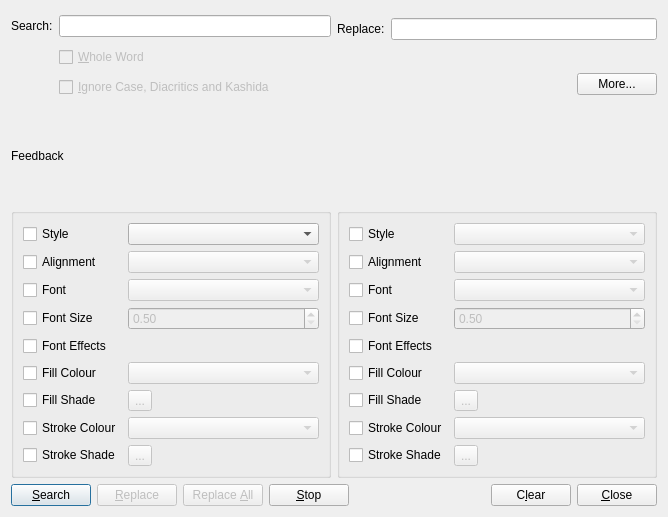
The window that scribus/ui/searchbase.ui (scribusproject/scribus) describes before a commit, drawn with Qt 5.
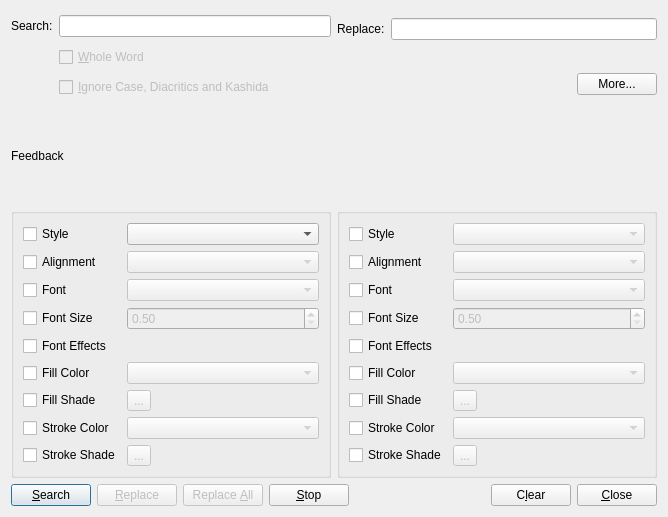
The same window after the commit. Custom widgets are drawn as their Qt base class.

Commit message: Fix US base language colo(u)r text

```diff
--- a/scribus/ui/searchbase.ui
+++ b/scribus/ui/searchbase.ui
@@ -170,7 +170,7 @@
         <item row="11" column="0">
          <widget class="QCheckBox" name="searchStrokeColorCheckBox">
           <property name="text">
-           <string>Stroke Colour</string>
+           <string>Stroke Color</string>
           </property>
          </widget>
         </item>
@@ -235,7 +235,7 @@
         <item row="9" column="0">
          <widget class="QCheckBox" name="searchFillColorCheckBox">
           <property name="text">
-           <string>Fill Colour</string>
+           <string>Fill Color</string>
           </property>
          </widget>
         </item>
@@ -313,7 +313,7 @@
         <item row="8" column="0">
          <widget class="QCheckBox" name="replaceStrokeColorCheckBox">
           <property name="text">
-           <string>Stroke Colour</string>
+           <string>Stroke Color</string>
           </property>
          </widget>
         </item>
@@ -334,7 +334,7 @@
         <item row="6" column="0">
          <widget class="QCheckBox" name="replaceFillColorCheckBox">
           <property name="text">
-           <string>Fill Colour</string>
+           <string>Fill Color</string>
           </property>
          </widget>
         </item>
```
